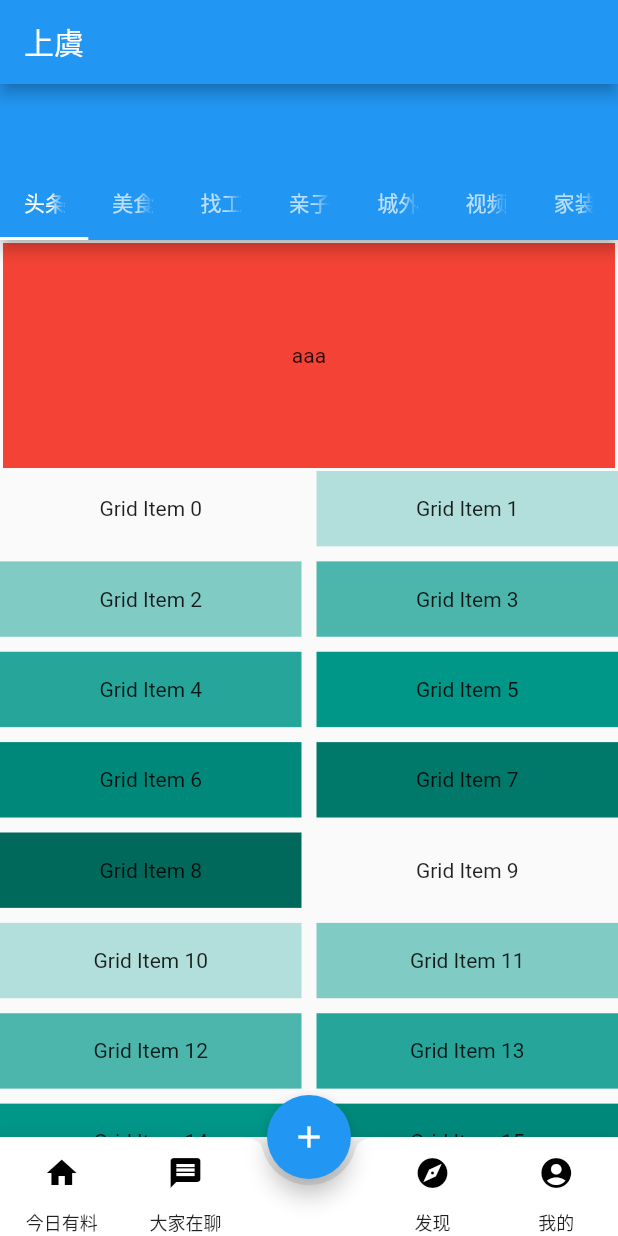
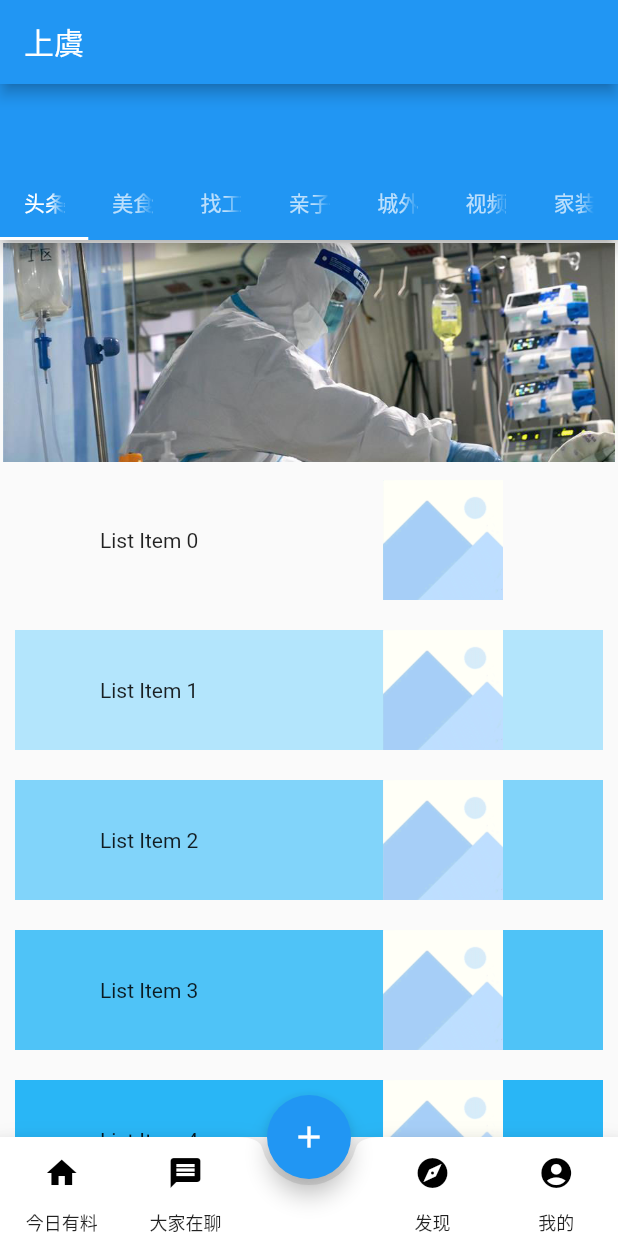
Before and after one commit to wuliubao/community, a Flutter app: the screen it shows after launch, on a phone screen of 412 x 824 dp. Run offline on Flutter 3.47's test engine with Material 2 defaults, Android fonts, the phone set to English and light mode, and no system bars.

Commit message:
客户端：丰富页面结构

```diff
--- a/cilent/lib/pages/maincontent/HeadlinePage.dart
+++ b/cilent/lib/pages/maincontent/HeadlinePage.dart
@@ -30,47 +30,53 @@ class HeadlinePageState extends State<HeadlinePage> {
         SliverToBoxAdapter(
           child: Container(
             height: 150.0,
-            color: Colors.red,
-            margin: EdgeInsets.fromLTRB(2.0, 2.0, 2.0, 2.0),
+//            color: Colors.red,
+//            margin: EdgeInsets.fromLTRB(2.0, 2.0, 2.0, 2.0),
             child: PageView.builder(
               itemBuilder:  (context, index) {
-                return Center(
-                  child: Text("aaa"),  //每个页面展示的组件
+                return Container(
+                  margin: EdgeInsets.fromLTRB(2.0, 2.0, 2.0, 2.0),
+                  child: Image.asset("assets/images/news$index.jpg", fit:BoxFit.cover),
                 );
               },
               scrollDirection: Axis.horizontal,
               itemCount: 4,
               controller: _pageController,
               onPageChanged: _onPageChange,
-            ),  //每个页面展示的组件
+            ),
           ),
         ),
-        SliverGrid(
-          gridDelegate: SliverGridDelegateWithMaxCrossAxisExtent(
-            maxCrossAxisExtent: 200.0,
-            mainAxisSpacing: 10.0,
-            crossAxisSpacing: 10.0,
-            childAspectRatio: 4.0,
-          ),
+//        SliverGrid(
+//          gridDelegate: SliverGridDelegateWithMaxCrossAxisExtent(
+//            maxCrossAxisExtent: 200.0,
+//            mainAxisSpacing: 10.0,
+//            crossAxisSpacing: 10.0,
+//            childAspectRatio: 4.0,
+//          ),
+//          delegate: SliverChildBuilderDelegate(
+//                (BuildContext context, int index) {
+//              return Container(
+//                alignment: Alignment.center,
+//                color: Colors.teal[100 * (index % 9)],
+//                child: Text('Grid Item $index'),
+//              );
+//            },
+//            childCount: 20,
+//          ),
+//        ),
+        SliverFixedExtentList(
+          itemExtent: 100.0,
           delegate: SliverChildBuilderDelegate(
                 (BuildContext context, int index) {
               return Container(
-                alignment: Alignment.center,
-                color: Colors.teal[100 * (index % 9)],
-                child: Text('Grid Item $index'),
-              );
-            },
-            childCount: 20,
-          ),
-        ),
-        SliverFixedExtentList(
-          itemExtent: 50.0,
-          delegate: SliverChildBuilderDelegate(
-                (BuildContext context, int index) {
-              return Container(
-                alignment: Alignment.center,
+                margin: EdgeInsets.all(10.0),
                 color: Colors.lightBlue[100 * (index % 9)],
-                child: Text('List Item $index'),
+                child: Row(
+                  mainAxisAlignment: MainAxisAlignment.spaceAround,
+                  children: <Widget>[
+                  Text('List Item $index'),
+                  Image.asset("assets/images/placeholder.png", width: 100,height: 100,),
+                ],),
               );
             },
           ),
@@ -78,26 +84,4 @@ class HeadlinePageState extends State<HeadlinePage> {
       ],
     );
   }
-
-  @override
-  Widget buildd(BuildContext context) {
-    return Scaffold(
-      appBar: AppBar(
-        title: Text("Post"),
-
-      ),
-      body:  PageView.builder(
-        itemBuilder:  (context, index) {
-          return Center(
-            child: Text("aaa"),  //每个页面展示的组件
-          );
-        },
-        scrollDirection: Axis.horizontal,
-        itemCount: 4,
-        controller: _pageController,
-        onPageChanged: _onPageChange,
-      ),
-
-    );
-  }
 }
```
Also changed, not shown: cilent/lib/components/DummyComponet.dart (added, +21 -0 lines), cilent/lib/components/InnerTabView.dart (added, +20 -0 lines), cilent/lib/pages/ContentListPage.dart (+11 -4 lines), cilent/lib/pages/SingleChannelPage.dart (+3 -4 lines), cilent/assets/images/news0.jpg (added), cilent/assets/images/news1.jpg (added), cilent/assets/images/news2.jpg (added), cilent/assets/images/news3.jpg (added), 4 other files.
